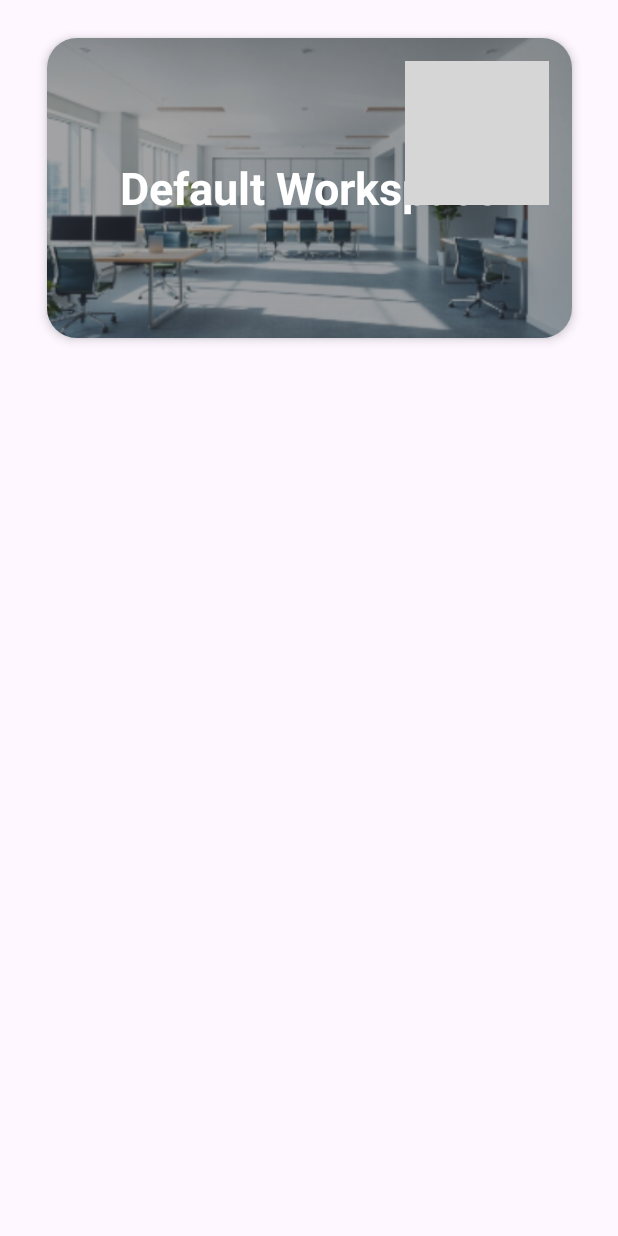
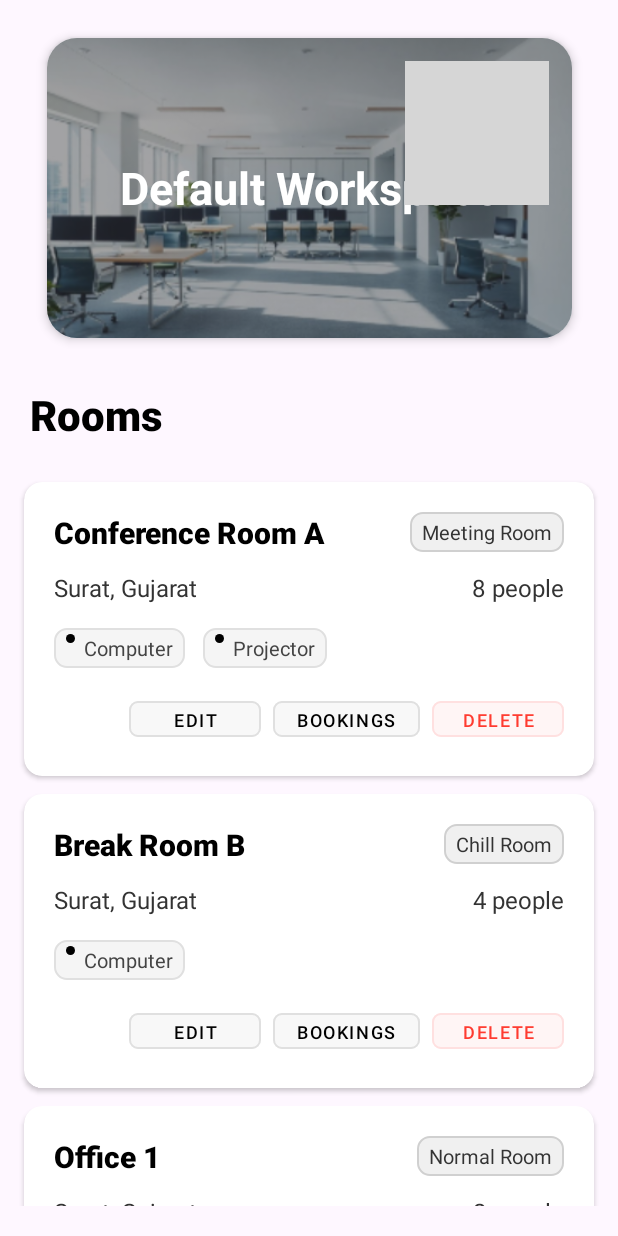
Before and after one commit to AyazSoni/Workspace_booking_app, an Android app: the screen it shows after launch (AdminActivity), on a phone screen of 412 x 824 dp. Run offline under Robolectric (Android 15) with nearby library versions, the phone set to English and light mode, and no system bars; grey boxes are pictures that could not be loaded.

Commit message:
card view of rooms

```diff
--- a/app/src/main/java/com/example/workspace_booking_app/AdminActivity.kt
+++ b/app/src/main/java/com/example/workspace_booking_app/AdminActivity.kt
@@ -10,6 +10,8 @@ import androidx.activity.enableEdgeToEdge
 import androidx.appcompat.app.AppCompatActivity
 import androidx.core.view.ViewCompat
 import androidx.core.view.WindowInsetsCompat
+import androidx.recyclerview.widget.LinearLayoutManager
+import androidx.recyclerview.widget.RecyclerView
 import com.example.workspace_booking_app.sharedstore.Workspace
 import com.example.workspace_booking_app.utils.ImageUtils
 
@@ -20,6 +22,8 @@ class AdminActivity : AppCompatActivity() {
         enableEdgeToEdge()
         Workspace.setupDefaultData(this)
         setContentView(R.layout.admin_page)
+
+        // Setup workspace banner
         val workspace_name = findViewById<TextView>(R.id.workspace_name)
         workspace_name.setText(Workspace.getWorkspaceName())
         val bannerPath = Workspace.getWorkspaceBannerPath()
@@ -28,15 +32,16 @@ class AdminActivity : AppCompatActivity() {
             ImageUtils.setImageFromPath(bannerImageView, it)
         }
 
+        // Setup room list
+        setupRoomList()
+
         ViewCompat.setOnApplyWindowInsetsListener(findViewById(R.id.main)) { v, insets ->
             val systemBars = insets.getInsets(WindowInsetsCompat.Type.systemBars())
             v.setPadding(systemBars.left, systemBars.top, systemBars.right, systemBars.bottom)
             insets
         }
 
-
         val settingButton = findViewById<ImageButton>(R.id.setting_btn)
-
         settingButton.setOnClickListener {
             val dialog = AddRoomDialogFragment()
             dialog.onDialogCloseListener = object : AddRoomDialogFragment.OnDialogCloseListener {
@@ -48,10 +53,25 @@ class AdminActivity : AppCompatActivity() {
                     bannerPath?.let {
                         ImageUtils.setImageFromPath(bannerImageView, it)
                     }
-
                 }
             }
             dialog.show(supportFragmentManager, "AddRoomDialogFragment")
         }
     }
+
+    private fun setupRoomList() {
+        val recyclerView = findViewById<RecyclerView>(R.id.rooms_recycler_view)
+        recyclerView.layoutManager = LinearLayoutManager(this)
+
+        // Dummy data
+        val dummyRooms = listOf(
+            Room("1", "Conference Room A", "Surat, Gujarat", 8, "meeting", true, true),
+            Room("2", "Break Room B", "Surat, Gujarat", 4, "chill", true, false),
+            Room("3", "Office 1", "Surat, Gujarat", 2, "normal", true, false),
+            Room("4", "Meeting Hall", "Surat, Gujarat", 12, "meeting", false, true),
+            Room("5", "Lounge Area", "Surat, Gujarat", 6, "chill", false, false)
+        )
+
+        recyclerView.adapter = RoomAdapter(dummyRooms)
+    }
 }
--- /dev/null
+++ b/app/src/main/java/com/example/workspace_booking_app/RoomAdapter.kt
@@ -0,0 +1,55 @@
+package com.example.workspace_booking_app
+
+import android.view.LayoutInflater
+import android.view.View
+import android.view.ViewGroup
+import android.widget.Button
+import android.widget.TextView
+import androidx.recyclerview.widget.RecyclerView
+
+class RoomAdapter(private val rooms: List<Room>) : RecyclerView.Adapter<RoomAdapter.RoomViewHolder>() {
+
+    class RoomViewHolder(itemView: View) : RecyclerView.ViewHolder(itemView) {
+        val roomName: TextView = itemView.findViewById(R.id.room_name)
+        val roomLocation: TextView = itemView.findViewById(R.id.room_location)
+        val roomCapacity: TextView = itemView.findViewById(R.id.room_capacity)
+        val roomType: TextView = itemView.findViewById(R.id.room_type)
+        val btnEdit: Button = itemView.findViewById(R.id.btn_edit)
+        val btnBookings: Button = itemView.findViewById(R.id.btn_bookings)
+        val btnDelete: Button = itemView.findViewById(R.id.btn_delete)
+    }
+
+    override fun onCreateViewHolder(parent: ViewGroup, viewType: Int): RoomViewHolder {
+        val view = LayoutInflater.from(parent.context)
+            .inflate(R.layout.room_list_item, parent, false)
+        return RoomViewHolder(view)
+    }
+
+    override fun onBindViewHolder(holder: RoomViewHolder, position: Int) {
+        val room = rooms[position]
+        holder.roomName.text = room.name
+        holder.roomLocation.text = room.location
+        holder.roomCapacity.text = "${room.size} people"
+        holder.roomType.text = "${room.roomType.capitalize()} Room"
+
+        // Set visibility for features
+        val computerContainer = holder.itemView.findViewById<View>(R.id.computer_indicator).parent as View
+        val projectorContainer = holder.itemView.findViewById<View>(R.id.projector_indicator).parent as View
+
+        computerContainer.visibility = if (room.hasComputer) View.VISIBLE else View.GONE
+        projectorContainer.visibility = if (room.hasProjector) View.VISIBLE else View.GONE
+    }
+
+    override fun getItemCount() = rooms.size
+}
+
+// Data class for Room
+data class Room(
+    val id: String,
+    val name: String,
+    val location: String,
+    val size: Int,
+    val roomType: String,
+    val hasComputer: Boolean,
+    val hasProjector: Boolean
+)
--- /dev/null
+++ b/app/src/main/res/drawable/feature_badge.xml
@@ -0,0 +1,7 @@
+<?xml version="1.0" encoding="utf-8"?>
+<shape xmlns:android="http://schemas.android.com/apk/res/android"
+    android:shape="rectangle">
+    <solid android:color="#F5F5F5" />
+    <corners android:radius="8dp" />
+    <stroke android:width="1dp" android:color="#E0E0E0" />
+</shape>
--- /dev/null
+++ b/app/src/main/res/drawable/feature_dot.xml
@@ -0,0 +1,6 @@
+<?xml version="1.0" encoding="utf-8"?>
+<shape xmlns:android="http://schemas.android.com/apk/res/android"
+    android:shape="oval">
+    <solid android:color="#000000" />
+    <size android:width="8dp" android:height="8dp" />
+</shape>
--- /dev/null
+++ b/app/src/main/res/drawable/room_item_background.xml
@@ -0,0 +1,7 @@
+<?xml version="1.0" encoding="utf-8"?>
+<shape xmlns:android="http://schemas.android.com/apk/res/android"
+    android:shape="rectangle">
+    <solid android:color="#FFFFFF" />
+    <corners android:radius="0dp" />
+    <stroke android:width="0.5dp" android:color="#F0F0F0" />
+</shape>
--- /dev/null
+++ b/app/src/main/res/drawable/room_type_badge.xml
@@ -0,0 +1,7 @@
+<?xml version="1.0" encoding="utf-8"?>
+<shape xmlns:android="http://schemas.android.com/apk/res/android"
+    android:shape="rectangle">
+    <solid android:color="#F0F0F0" />
+    <corners android:radius="8dp" />
+    <stroke android:width="1dp" android:color="#D0D0D0" />
+</shape>
--- a/app/src/main/res/layout/admin_page.xml
+++ b/app/src/main/res/layout/admin_page.xml
@@ -6,7 +6,9 @@
     android:id="@+id/main"
     android:layout_height="match_parent">
 
+    <!-- Workspace Banner Card -->
     <androidx.cardview.widget.CardView
+        android:id="@+id/workspace_banner_card"
         android:layout_width="350dp"
         android:layout_height="200dp"
         android:layout_marginTop="25dp"
@@ -19,8 +21,8 @@
 
         <FrameLayout
             android:layout_width="match_parent"
-        android:layout_height="match_parent"
-        >
+            android:layout_height="match_parent">
+
             <ImageView
                 android:id="@+id/imageViewBanner"
                 android:layout_width="match_parent"
@@ -32,8 +34,7 @@
             <View
                 android:layout_width="match_parent"
                 android:layout_height="match_parent"
-            android:background="#73313137"
-            />
+                android:background="#73313137" />
 
             <TextView
                 android:id="@+id/workspace_name"
@@ -43,8 +44,7 @@
                 android:text="WorkSpace CO."
                 android:textSize="30dp"
                 android:textStyle="bold"
-            android:textColor="#FFFFFF"
-            />
+                android:textColor="#FFFFFF" />
 
             <ImageButton
                 android:id="@+id/setting_btn"
@@ -54,10 +54,39 @@
                 android:background="@android:color/transparent"
                 android:layout_gravity="right|top"
                 android:layout_marginTop="15dp"
-              android:layout_marginRight="15dp"
-              />
+                android:layout_marginRight="15dp" />
+
         </FrameLayout>
 
     </androidx.cardview.widget.CardView>
 
+    <!-- Rooms Title -->
+    <TextView
+        android:id="@+id/rooms_title"
+        android:layout_width="wrap_content"
+        android:layout_height="wrap_content"
+        android:text="Rooms"
+        android:textSize="28sp"
+        android:textStyle="bold"
+        android:textColor="#000000"
+        android:fontFamily="sans-serif-medium"
+        android:layout_marginTop="32dp"
+        android:layout_marginStart="20dp"
+        app:layout_constraintTop_toBottomOf="@id/workspace_banner_card"
+        app:layout_constraintStart_toStartOf="parent" />
+
+    <!-- Rooms RecyclerView -->
+    <androidx.recyclerview.widget.RecyclerView
+        android:id="@+id/rooms_recycler_view"
+        android:layout_width="0dp"
+        android:layout_height="0dp"
+        android:layout_marginTop="20dp"
+        android:layout_marginBottom="20dp"
+        android:clipToPadding="false"
+        android:paddingBottom="20dp"
+        app:layout_constraintTop_toBottomOf="@id/rooms_title"
+        app:layout_constraintStart_toStartOf="parent"
+        app:layout_constraintEnd_toEndOf="parent"
+        app:layout_constraintBottom_toBottomOf="parent" />
+
 </androidx.constraintlayout.widget.ConstraintLayout>
--- /dev/null
+++ b/app/src/main/res/layout/room_list_item.xml
@@ -0,0 +1,195 @@
+<?xml version="1.0" encoding="utf-8"?>
+<androidx.cardview.widget.CardView
+    xmlns:android="http://schemas.android.com/apk/res/android"
+    xmlns:app="http://schemas.android.com/apk/res-auto"
+    android:layout_width="match_parent"
+    android:layout_height="wrap_content"
+    android:layout_marginHorizontal="16dp"
+    android:layout_marginVertical="6dp"
+    app:cardCornerRadius="12dp"
+    app:cardElevation="2dp"
+    app:cardBackgroundColor="#FFFFFF">
+
+    <LinearLayout
+        android:layout_width="match_parent"
+        android:layout_height="wrap_content"
+        android:orientation="vertical"
+        android:padding="20dp">
+
+        <!-- Room Header -->
+        <LinearLayout
+            android:layout_width="match_parent"
+            android:layout_height="wrap_content"
+            android:orientation="horizontal"
+            android:gravity="center_vertical"
+            android:layout_marginBottom="12dp">
+
+            <TextView
+                android:id="@+id/room_name"
+                android:layout_width="0dp"
+                android:layout_height="wrap_content"
+                android:layout_weight="1"
+                android:text="Conference Room A"
+                android:textSize="20sp"
+                android:textStyle="bold"
+                android:textColor="#000000"
+                android:fontFamily="sans-serif-medium" />
+
+                         <TextView
+                 android:id="@+id/room_type"
+                 android:layout_width="wrap_content"
+                 android:layout_height="wrap_content"
+                 android:text="Meeting Room"
+                 android:textSize="13sp"
+                 android:textColor="#333333"
+                 android:fontFamily="sans-serif"
+                 android:background="@drawable/room_type_badge"
+                 android:paddingHorizontal="8dp"
+                 android:paddingVertical="4dp" />
+
+        </LinearLayout>
+
+        <!-- Room Details -->
+        <LinearLayout
+            android:layout_width="match_parent"
+            android:layout_height="wrap_content"
+            android:orientation="horizontal"
+            android:layout_marginBottom="16dp">
+
+            <TextView
+                android:id="@+id/room_location"
+                android:layout_width="0dp"
+                android:layout_height="wrap_content"
+                android:layout_weight="1"
+                android:text="Surat, Gujarat"
+                android:textSize="16sp"
+                android:textColor="#333333"
+                android:fontFamily="sans-serif" />
+
+            <TextView
+                android:id="@+id/room_capacity"
+                android:layout_width="wrap_content"
+                android:layout_height="wrap_content"
+                android:text="8 people"
+                android:textSize="16sp"
+                android:textColor="#333333"
+                android:fontFamily="sans-serif" />
+
+        </LinearLayout>
+
+        <!-- Features Row -->
+        <LinearLayout
+            android:layout_width="match_parent"
+            android:layout_height="wrap_content"
+            android:orientation="horizontal"
+            android:layout_marginBottom="16dp">
+
+            <LinearLayout
+                android:layout_width="wrap_content"
+                android:layout_height="wrap_content"
+                android:orientation="horizontal"
+                android:layout_marginEnd="12dp"
+                android:background="@drawable/feature_badge"
+                android:paddingHorizontal="8dp"
+                android:paddingVertical="4dp">
+
+                <View
+                    android:id="@+id/computer_indicator"
+                    android:layout_width="6dp"
+                    android:layout_height="6dp"
+                    android:background="@drawable/feature_dot"
+                    android:layout_marginEnd="6dp"
+                    android:visibility="visible" />
+
+                                 <TextView
+                     android:layout_width="wrap_content"
+                     android:layout_height="wrap_content"
+                     android:text="Computer"
+                     android:textSize="13sp"
+                     android:textColor="#444444"
+                     android:fontFamily="sans-serif" />
+
+             </LinearLayout>
+
+             <LinearLayout
+                 android:layout_width="wrap_content"
+                 android:layout_height="wrap_content"
+                 android:orientation="horizontal"
+                 android:layout_marginEnd="12dp"
+                 android:background="@drawable/feature_badge"
+                 android:paddingHorizontal="8dp"
+                 android:paddingVertical="4dp">
+
+                 <View
+                     android:id="@+id/projector_indicator"
+                     android:layout_width="6dp"
+                     android:layout_height="6dp"
+                     android:background="@drawable/feature_dot"
+                     android:layout_marginEnd="6dp"
+                     android:visibility="visible" />
+
+                 <TextView
+                     android:layout_width="wrap_content"
+                     android:layout_height="wrap_content"
+                     android:text="Projector"
+                     android:textSize="13sp"
+                     android:textColor="#444444"
+                     android:fontFamily="sans-serif" />
+
+            </LinearLayout>
+
+        </LinearLayout>
+
+        <!-- Action Buttons -->
+        <LinearLayout
+            android:layout_width="match_parent"
+            android:layout_height="wrap_content"
+            android:orientation="horizontal"
+            android:gravity="end">
+
+                         <Button
+                 android:id="@+id/btn_edit"
+                 android:layout_width="wrap_content"
+                 android:layout_height="36dp"
+                 android:text="Edit"
+                 android:textSize="12sp"
+                 android:textColor="#000000"
+                 android:backgroundTint="#F8F8F8"
+                 android:layout_marginEnd="8dp"
+                 app:cornerRadius="6dp"
+                 app:strokeColor="#E0E0E0"
+                 app:strokeWidth="1dp"
+                 style="@style/Widget.MaterialComponents.Button.OutlinedButton" />
+
+             <Button
+                 android:id="@+id/btn_bookings"
+                 android:layout_width="wrap_content"
+                 android:layout_height="36dp"
+                 android:text="Bookings"
+                 android:textSize="12sp"
+                 android:textColor="#000000"
+                 android:backgroundTint="#F8F8F8"
+                 android:layout_marginEnd="8dp"
+                 app:cornerRadius="6dp"
+                 app:strokeColor="#E0E0E0"
+                 app:strokeWidth="1dp"
+                 style="@style/Widget.MaterialComponents.Button.OutlinedButton" />
+
+             <Button
+                 android:id="@+id/btn_delete"
+                 android:layout_width="wrap_content"
+                 android:layout_height="36dp"
+                 android:text="Delete"
+                 android:textSize="12sp"
+                 android:textColor="#FF3B30"
+                 android:backgroundTint="#FFF5F5"
+                 app:cornerRadius="6dp"
+                 app:strokeColor="#FFE0E0"
+                 app:strokeWidth="1dp"
+                 style="@style/Widget.MaterialComponents.Button.OutlinedButton" />
+
+        </LinearLayout>
+
+    </LinearLayout>
+
+</androidx.cardview.widget.CardView>
```
Lines whose indentation alone changed are shown as unchanged.
